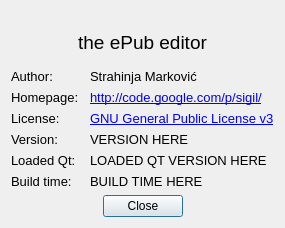
Qt form src/Sigil/Form_Files/About.ui (Sigil-Ebook/Sigil) before a commit.
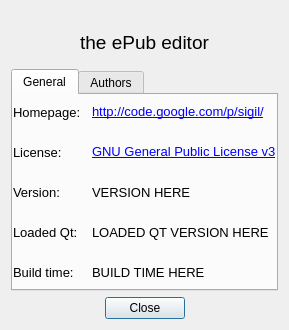
The same form after that commit. Icons and pictures are not drawn.

Commit message: Change About to include me and others.

Diff of the .ui file:
```diff
--- a/src/Sigil/Form_Files/About.ui
+++ b/src/Sigil/Form_Files/About.ui
@@ -6,8 +6,8 @@
    <rect>
     <x>0</x>
     <y>0</y>
-    <width>292</width>
-    <height>299</height>
+    <width>332</width>
+    <height>309</height>
    </rect>
   </property>
   <property name="windowTitle">
@@ -64,38 +64,21 @@
     </widget>
    </item>
    <item>
+    <widget class="QTabWidget" name="tabWidget">
+     <property name="currentIndex">
+      <number>0</number>
+     </property>
+     <widget class="QWidget" name="generalTab">
+      <attribute name="title">
+       <string>General</string>
+      </attribute>
+      <layout class="QVBoxLayout" name="verticalLayout_2">
+       <property name="margin">
+        <number>0</number>
+       </property>
+       <item>
     <layout class="QGridLayout" name="gridLayout">
      <item row="0" column="0">
-      <widget class="QLabel" name="lbAuthor">
-       <property name="font">
-        <font>
-         <pointsize>10</pointsize>
-        </font>
-       </property>
-       <property name="text">
-        <string>Author:</string>
-       </property>
-      </widget>
-     </item>
-     <item row="0" column="1">
-      <widget class="QLabel" name="lbAuthorDisplay">
-       <property name="font">
-        <font>
-         <pointsize>10</pointsize>
-        </font>
-       </property>
-       <property name="text">
-        <string>Strahinja Marković</string>
-       </property>
-       <property name="margin">
-        <number>0</number>
-       </property>
-       <property name="indent">
-        <number>5</number>
-       </property>
-      </widget>
-     </item>
-     <item row="1" column="0">
       <widget class="QLabel" name="lbHomepage">
        <property name="font">
         <font>
@@ -107,7 +90,7 @@
        </property>
       </widget>
      </item>
-     <item row="1" column="1">
+         <item row="0" column="1">
       <widget class="QLabel" name="lbHomepageDisplay">
        <property name="font">
         <font>
@@ -131,7 +114,7 @@
        </property>
       </widget>
      </item>
-     <item row="3" column="0">
+         <item row="2" column="0">
       <widget class="QLabel" name="lbVersion">
        <property name="font">
         <font>
@@ -143,7 +126,7 @@
        </property>
       </widget>
      </item>
-     <item row="3" column="1">
+         <item row="2" column="1">
       <widget class="QLabel" name="lbVersionDisplay">
        <property name="font">
         <font>
@@ -158,7 +141,7 @@
        </property>
       </widget>
      </item>
-     <item row="4" column="0">
+         <item row="3" column="0">
       <widget class="QLabel" name="lbLoadedQt">
        <property name="font">
         <font>
@@ -170,7 +153,7 @@
        </property>
       </widget>
      </item>
-     <item row="4" column="1">
+         <item row="3" column="1">
       <widget class="QLabel" name="lbLoadedQtDisplay">
        <property name="font">
         <font>
@@ -188,7 +171,7 @@
        </property>
       </widget>
      </item>
-     <item row="2" column="0">
+         <item row="1" column="0">
       <widget class="QLabel" name="lbLicense">
        <property name="font">
         <font>
@@ -200,7 +183,7 @@
        </property>
       </widget>
      </item>
-     <item row="2" column="1">
+         <item row="1" column="1">
       <widget class="QLabel" name="lbLicenseDisplay">
        <property name="font">
         <font>
@@ -218,7 +201,7 @@
        </property>
       </widget>
      </item>
-     <item row="5" column="0">
+         <item row="4" column="0">
       <widget class="QLabel" name="lbBuildTime">
        <property name="font">
         <font>
@@ -230,7 +213,7 @@
        </property>
       </widget>
      </item>
-     <item row="5" column="1">
+         <item row="4" column="1">
       <widget class="QLabel" name="lbBuildTimeDisplay">
        <property name="font">
         <font>
@@ -247,6 +230,23 @@
      </item>
     </layout>
    </item>
+      </layout>
+     </widget>
+     <widget class="QWidget" name="authorsTab">
+      <attribute name="title">
+       <string>Authors</string>
+      </attribute>
+      <layout class="QVBoxLayout" name="verticalLayout_3">
+       <property name="margin">
+        <number>0</number>
+       </property>
+       <item>
+        <widget class="QTextEdit" name="creditsDisplay"/>
+       </item>
+      </layout>
+     </widget>
+    </widget>
+   </item>
    <item>
     <widget class="QDialogButtonBox" name="buttonBox">
      <property name="orientation">
```
Left out of the diff: 10 changed lines with no effect on the pictures. Lines whose indentation alone changed are shown as unchanged. The commit also changes 3 other files.
